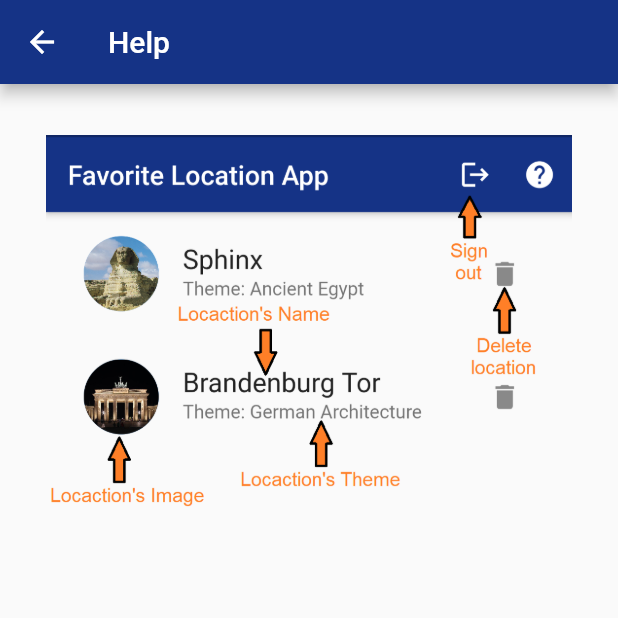
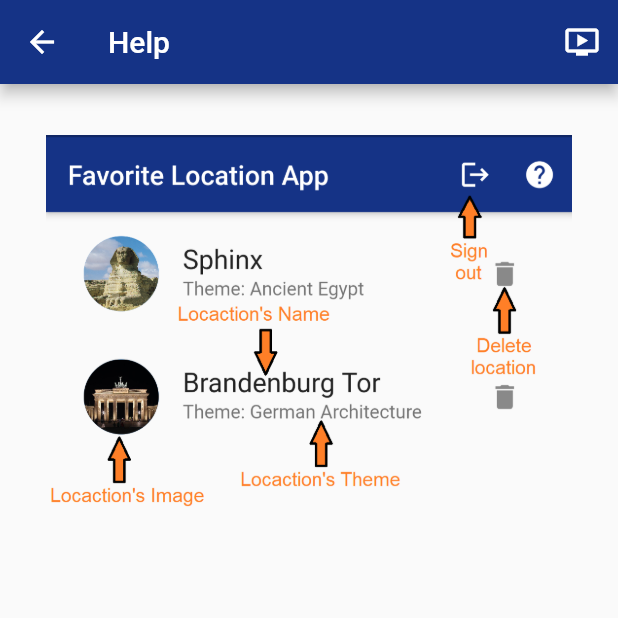
Before and after one commit to mohamedassaker/Favorite-Locations-App, a Flutter app: the screen it shows once a user with an empty profile is signed in, item 3 of the bottom bar chosen, after a tap on the "help" icon, on a phone screen of 412 x 824 dp, the top half of it. Run offline on Flutter 3.47's test engine with Material 2 defaults, Android fonts, the phone set to English and light mode, and no system bars; our stand-ins replace auto_size_text, cloud_firestore, firebase_auth, flutter_linkify, flutter_signin_button, flutter_spinkit and 1 more; missing offline and left inert: flutter_auth_buttons; accounts and stored records are empty; network calls fail.

Commit message:
Milestone 1

```diff
--- a/lib/views/detailed_favorite_view.dart
+++ b/lib/views/detailed_favorite_view.dart
@@ -62,6 +62,7 @@ Widget buildFavoritePage(DocumentSnapshot favorite){
       title: Text('$_locationName'),
     ),
     floatingActionButton: FloatingActionButton(
+        backgroundColor: Color(0xFF153386),
         child: Icon(Icons.map),
         onPressed: () async {
           String url = _locationurl;
--- a/lib/views/help_view.dart
+++ b/lib/views/help_view.dart
@@ -1,4 +1,5 @@
 import 'package:flutter/material.dart';
+import 'package:url_launcher/url_launcher.dart';
 
 class HelpView extends StatelessWidget {
   @override
@@ -8,6 +9,25 @@ class HelpView extends StatelessWidget {
       appBar: AppBar(
         title: Text('Help'),
         backgroundColor: Color(0xFF153386),
+          actions: <Widget>[
+            // IconButton(
+            //     icon: Icon(Icons.add),
+            //     onPressed: (){
+            //       Navigator.push(context, MaterialPageRoute(builder: (context) => NewFavoriteLocationView(favorite: newFavorite,)),);
+            //     }
+            // ),
+            IconButton(
+              icon: Icon(Icons.ondemand_video_outlined),
+                onPressed: ()async{
+                  String url = 'https://www.drive.google.com/file/d/1mtKFYgUpg4M3Y3w14tDqqw2eOQR-i-Gi/view?usp=sharing';
+                  if (await canLaunch(url)) {
+                    await launch(url);
+                  } else {
+                    throw 'Could not launch $url';
+                  }
+                }
+          ),
+          ]
       ),
       body: Padding(
         padding: const EdgeInsets.all(10.0),
--- a/lib/views/navigation_view.dart
+++ b/lib/views/navigation_view.dart
@@ -26,7 +26,8 @@ class _HomeState extends State<Home> {
     final newFavorite = new Favorite(id: null, locationName: null, theme: null, fullDesc: null, imageurl: null, locationurl: null);
     return Scaffold(
       floatingActionButton: FloatingActionButton(
-        child: Icon(Icons.add),
+          backgroundColor: Color(0xFF153386),
+          child: Icon(Icons.add),
           onPressed: (){
             Navigator.push(context, MaterialPageRoute(builder: (context) => NewFavoriteLocationView(favorite: newFavorite,)),);
           }
--- a/lib/views/profile_view.dart
+++ b/lib/views/profile_view.dart
@@ -15,7 +15,16 @@ class ProfileView extends StatelessWidget {
                 if(snapshot.connectionState == ConnectionState.done){
                   return displayUserInformation(context, snapshot);
                 } else {
-                  return CircularProgressIndicator();
+                  return Scaffold(
+                    backgroundColor: Color(0xFF153386),
+                    body: Column(
+                      mainAxisAlignment: MainAxisAlignment.center,
+                      children: <Widget>[
+                        SpinKitCircle(color: Colors.white,),
+                        Text('Loading', style: TextStyle(color: Colors.white),),
+                      ],
+                    ),
+                  );
                 }
               },
             ),
```
Lines whose indentation alone changed are shown as unchanged.
